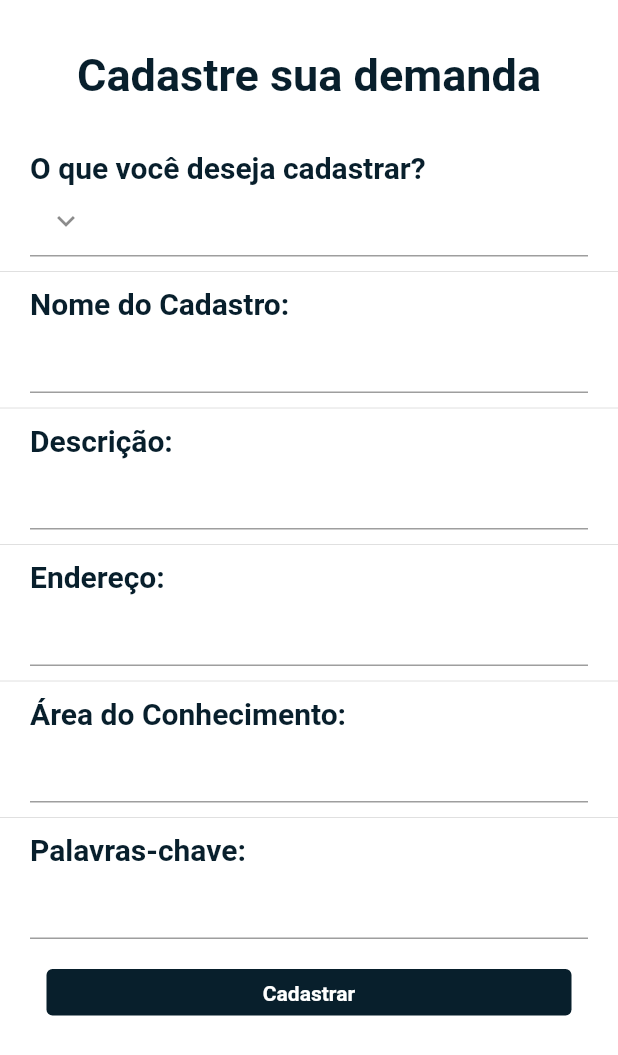
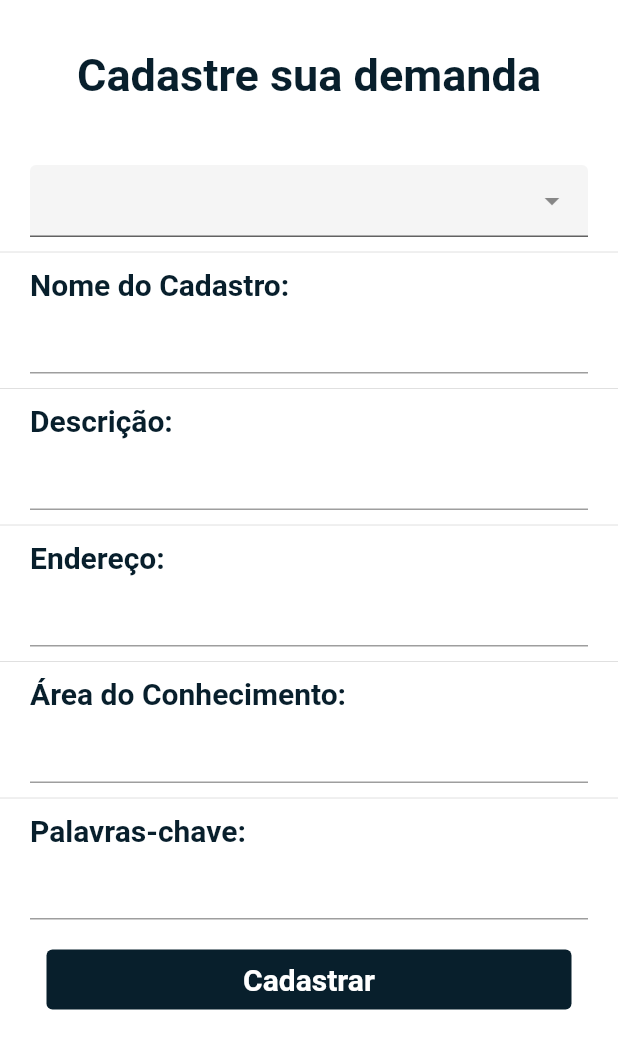
Before and after one commit to LeticiaBianca/SINTEU, a Flutter app: the CadastrosPage screen opened directly, on a phone screen of 412 x 824 dp. Shown: the top 1055 px of the screen. Run offline on Flutter 3.47's test engine with Material 2 defaults, Android fonts, the phone set to English and light mode, and no system bars; drawn by our look-alikes of dropdown_search.

Commit message:
página de busca

```diff
--- a/lib/views/web/cadastros/index.dart
+++ b/lib/views/web/cadastros/index.dart
@@ -1,5 +1,6 @@
 import 'package:flutter/material.dart';
 import 'package:sinteu/core/app_colors.dart';
+import 'package:sinteu/views/web/components/combobox/index.dart';
 import 'package:sinteu/views/web/home/index.dart';
 
 class CadastrosPage extends StatefulWidget {
@@ -12,6 +13,7 @@ class CadastrosPage extends StatefulWidget {
 class _CadastrosPageState extends State<CadastrosPage> {
   @override
   Widget build(BuildContext context) {
+    var atividadeController = new TextEditingController();
     return Scaffold(
       backgroundColor: Colors.white,
       body: ListView(
@@ -36,25 +38,43 @@ class _CadastrosPageState extends State<CadastrosPage> {
           ),
 
           //colocar um dropdown aqui
-          Padding(
-            padding: const EdgeInsets.fromLTRB(20, 0, 20, 0),
-            child: Text(
-              'O que você deseja cadastrar?',
-              style: TextStyle(
-             color: AppColors.primaria01,
-                          fontWeight: FontWeight.bold,
-                          fontSize: 20,
-              ),
-            ),
+          // Padding(
+          //   padding: const EdgeInsets.fromLTRB(20, 0, 20, 0),
+          //   child: Text(
+          //     'O que você deseja cadastrar?',
+          //     style: TextStyle(
+          //    color: AppColors.primaria01,
+          //                 fontWeight: FontWeight.bold,
+          //                 fontSize: 20,
+          //     ),
+          //   ),
+          // ),
+
+          // Padding(
+          //   padding: const EdgeInsets.fromLTRB(20, 0, 20, 0),
+          //   child: TextFormField(
+          //     decoration: InputDecoration(
+          //         prefixIcon: Icon(Icons.keyboard_arrow_down),
+          //     ),
+          //           ),
+          //         ),
+
+          ComboBox(
+              controller: atividadeController,
+              aoSelecionar: (value) {
+                print(atividadeController.text);
+              },
+              hint: 'O que você deseja cadastrar?',
+              items: [
+                DropdowItem(key: '1', value: 'Demandas de Empresas'),
+                DropdowItem(key: '2', value: 'Projetos em Desenvolvimento'),
+                DropdowItem(key: '3', value: 'Editais de Extensão'),
+                DropdowItem(key: '4', value: 'Oportunidades de Emprego'),
+                DropdowItem(key: '5', value: 'Oportunidades de Estágio'),
+                DropdowItem(key: '6', value: 'Oficina de Ideias'),
+                DropdowItem(key: '7', value: 'Oferta de Serviços'),
+              ],
           ),
-          Padding(
-            padding: const EdgeInsets.fromLTRB(20, 0, 20, 0),
-            child: TextFormField(
-              decoration: InputDecoration(
-                  prefixIcon: Icon(Icons.keyboard_arrow_down),
-              ),
-                    ),
-                  ),
 
           Divider(height: 20,),
 
@@ -167,7 +187,7 @@ class _CadastrosPageState extends State<CadastrosPage> {
                       padding: const EdgeInsets.fromLTRB(20, 20, 20, 20),
                       child: Container(
                         width: 350,
-                        height: 31,
+                        height: 40,
                         child: TextButton(
                           onPressed: () {
                             Navigator.of(context).pushReplacement(
@@ -178,7 +198,9 @@ class _CadastrosPageState extends State<CadastrosPage> {
                             'Cadastrar',
                             style: TextStyle(
                                 color: AppColors.corFonte02,
-                                fontWeight: FontWeight.bold),
+                                fontWeight: FontWeight.bold,
+                                fontSize: 20,
+                            ),
                           ),
                           style: ButtonStyle(
                               backgroundColor: MaterialStateProperty.all<Color>(
--- /dev/null
+++ b/lib/views/web/components/combobox/index.dart
@@ -0,0 +1,64 @@
+import 'package:dropdown_search/dropdown_search.dart';
+import 'package:flutter/material.dart';
+
+class ComboBox extends StatefulWidget {
+  final String hint;
+  final void Function(dynamic value) aoSelecionar;
+  final List<DropdowItem> items;
+  final TextEditingController controller;
+
+  const ComboBox(
+      {Key? key,
+      required this.hint,
+      required this.aoSelecionar,
+      required this.items,
+      required this.controller})
+      : super(key: key);
+
+  @override
+  _ComboBoxState createState() => _ComboBoxState();
+}
+
+class _ComboBoxState extends State<ComboBox> {
+  dynamic _selectedValue;
+
+  @override
+  Widget build(BuildContext context) {
+    return Padding(
+      padding: const EdgeInsets.fromLTRB(20, 10, 20, 0),
+      child: DropdownSearch<DropdowItem>(
+          mode: Mode.BOTTOM_SHEET,
+          autoFocusSearchBox: true,
+          showSearchBox: true,
+          showSelectedItem: false,
+          items: widget.items,
+          //label: widget.hint,
+          hint: widget.hint,
+          //popupItemDisabled: (String s) => s.startsWith('I'),
+          onChanged: (value) {
+            _selectedValue = value;
+            widget.controller.text = value!.key;
+            widget.aoSelecionar(value);
+          },
+          selectedItem: _selectedValue,
+          dropdownSearchDecoration: InputDecoration(
+            filled: true,
+            border: UnderlineInputBorder(
+              borderSide: BorderSide(color: Color(0xFF01689A)),
+            ),
+          )),
+    );
+  }
+}
+
+class DropdowItem {
+  final String key;
+  final String value;
+
+  DropdowItem({required this.key, required this.value});
+
+  @override
+  String toString() {
+    return value;
+  }
+}
--- a/lib/views/web/home/index.dart
+++ b/lib/views/web/home/index.dart
@@ -1,6 +1,7 @@
 import 'package:flutter/material.dart';
 import 'package:sinteu/core/app_colors.dart';
 import 'package:sinteu/core/app_images.dart';
+import 'package:sinteu/views/web/buscas/index.dart';
 import 'package:sinteu/views/web/cadastros/index.dart';
 import 'package:sinteu/views/web/contato/index.dart';
 import 'package:sinteu/views/web/grupos/index.dart';
@@ -59,6 +60,7 @@ class _HomePageState extends State<HomePage> {
           NotificacoesPage(),//5
           ContatoPage(),//6
           CadastrosPage(),//7
+          BuscasPage(),//8
         ],
       ),
 
@@ -167,7 +169,7 @@ class _HomePageState extends State<HomePage> {
           _buildItemMenu(
               Icons.add, 'Cadastros', 1, () => _pageController.jumpToPage(7)),
           _buildItemMenu(
-              Icons.search, 'Buscas', 2, () => _pageController.jumpToPage(0)),
+              Icons.search, 'Buscas', 2, () => _pageController.jumpToPage(8)),
           _buildItemMenu(Icons.notification_important, 'Noticias', 3,
               () => _pageController.jumpToPage(2)),
           _buildItemMenu(
--- a/pubspec.yaml
+++ b/pubspec.yaml
@@ -28,6 +28,7 @@ dependencies:
   # The following adds the Cupertino Icons font to your application.
   # Use with the CupertinoIcons class for iOS style icons.
   cupertino_icons: ^1.0.2
+  dropdown_search: ^0.6.3
 
 dev_dependencies:
   flutter_test:
```
Also changed, not shown: lib/views/web/buscas/index.dart (added, +104 -0 lines), pubspec.lock.
